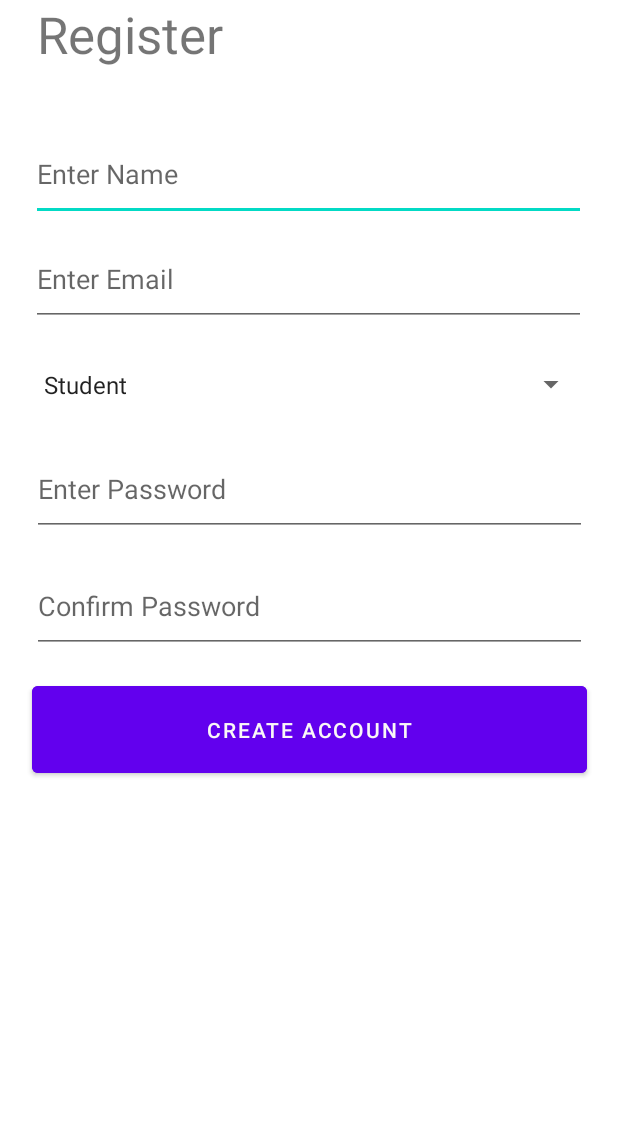
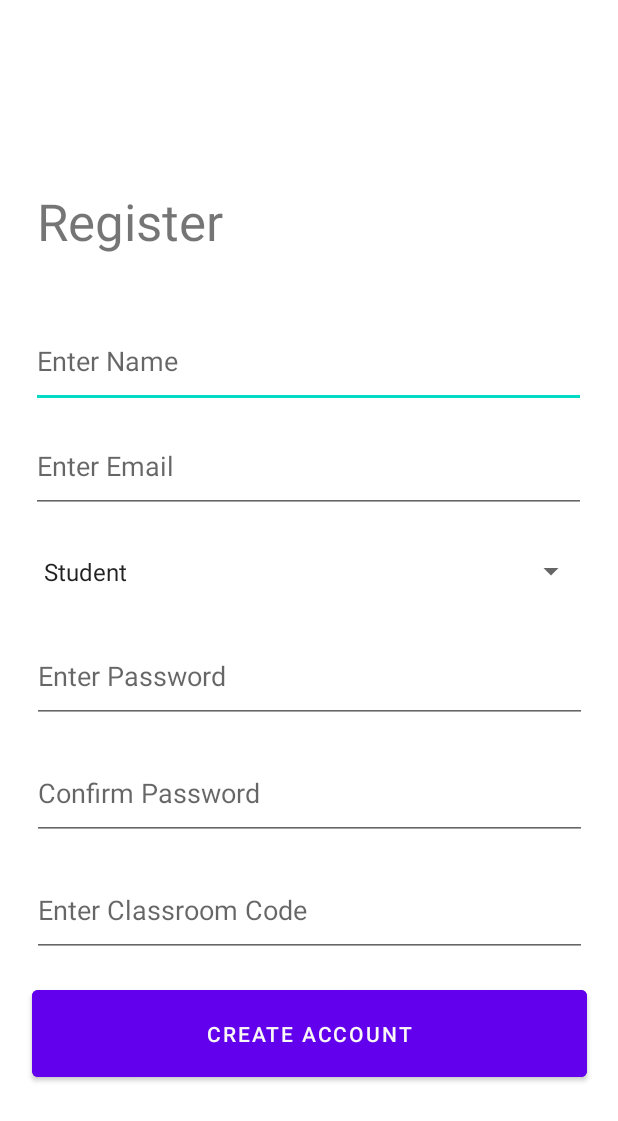
Before and after one commit to DAS-15/InSyncProject, an Android app: the RegisterActivity screen opened directly, with no data from a screen before it, after a tap on "CREATE ACCOUNT", on a phone screen of 412 x 824 dp. Shown: the top 1121 px of the screen. Run offline under Robolectric (Android 15) with nearby library versions, the phone set to English and light mode, and no system bars; our stand-ins replace Firebase (no records; nobody signed in at launch, a user with empty details on screens opened directly); Roboto replaces fonts that are not available here.

Commit message:
Added a Classroom Code field in Registration form Created a Account Info Activity (XML + code)

```diff
--- a/app/src/main/AndroidManifest.xml
+++ b/app/src/main/AndroidManifest.xml
@@ -11,6 +11,9 @@
         android:roundIcon="@mipmap/ic_launcher_round"
         android:supportsRtl="true"
         android:theme="@style/Theme.InSync">
+        <activity
+            android:name=".AccountInfo"
+            android:exported="true" />
         <activity
             android:name=".TimeTableListStudent"
             android:exported="true" />
--- a/app/src/main/java/com/example/insync/MainActivity.kt
+++ b/app/src/main/java/com/example/insync/MainActivity.kt
@@ -53,7 +53,7 @@ class MainActivity : AppCompatActivity() {
                         userFields["student"] as Boolean
                     )
 
-                    gUser = insyncUser
+
 
                     insyncUser.classRoomCode = userFields["classcode"] as String
                     var insyncUserArray = arrayListOf<String?>();
@@ -65,6 +65,7 @@ class MainActivity : AppCompatActivity() {
 
                     val intent: Intent = Intent(applicationContext, TimeTableList::class.java)
                     intent.putStringArrayListExtra("insyncUser", insyncUserArray)
+                    gUser = insyncUser
                     startActivity(intent)
                     Toast.makeText(this, "Intent to next activity", Toast.LENGTH_SHORT).show()
                 } else {
--- a/app/src/main/java/com/example/insync/RegisterActivity.kt
+++ b/app/src/main/java/com/example/insync/RegisterActivity.kt
@@ -18,6 +18,7 @@ class RegisterActivity : AppCompatActivity() {
     lateinit var Privilege: Spinner
     lateinit var Password: EditText
     lateinit var ConfirmPassword: EditText
+    lateinit var ClassroomCode:EditText
 
     override fun onCreate(savedInstanceState: Bundle?) {
         super.onCreate(savedInstanceState)
@@ -28,6 +29,7 @@ class RegisterActivity : AppCompatActivity() {
         Privilege = findViewById(R.id.Privilege)
         Password = findViewById(R.id.Password)
         ConfirmPassword = findViewById(R.id.ConfirmPassword)
+        ClassroomCode = findViewById(R.id.ClassroomCode)
 
 //        Name.text.clear()
 //        Email.text.clear()
@@ -43,6 +45,8 @@ class RegisterActivity : AppCompatActivity() {
 
                 val userFromFirebase: FirebaseUser = task.result!!.user!!
                 val insyncUser = User(userFromFirebase.uid, user.email, user.name, user.student)
+                insyncUser.classRoomCode = user.classRoomCode
+
 
                 // hashmap of values to be added
                 val dataMap = hashMapOf<String, Any>(
@@ -72,6 +76,7 @@ class RegisterActivity : AppCompatActivity() {
 
                         var intent: Intent = Intent(applicationContext,TimeTableList::class.java)
                         intent.putStringArrayListExtra("insyncUser", insyncUserArray)
+                        MainActivity.gUser = insyncUser
                         startActivity(intent)
                     }
                     else{
@@ -103,7 +108,7 @@ class RegisterActivity : AppCompatActivity() {
       return true
         //TODO: Password checking
     }
-    fun input_check():String
+    fun input_check(student:Boolean):String
     {
         var error:String = ""
         if(Name.text.toString().isEmpty())
@@ -113,6 +118,13 @@ class RegisterActivity : AppCompatActivity() {
         if(!is_valid_email(Email.text.toString().trim()))
         {
             error +="Please enter a valid email \n"
+        }
+        if(ClassroomCode.text.toString().isEmpty())
+        {
+            if(student)
+            {
+                error+="Enter Classroom Code \n"
+            }
         }
         if(Password.text.toString().isEmpty())
         {
@@ -130,14 +142,18 @@ class RegisterActivity : AppCompatActivity() {
 
     fun create_account(view: View)
     {
-        var DisplayError:String = input_check()
+        var student = if(Privilege.selectedItem.toString() == "Student") true else false
+        var DisplayError:String = input_check(student)
 
         if(DisplayError.isEmpty())
-        {   var student = if(Privilege.selectedItem.toString() == "Student") true else false
+        {
 
             var new_user:User = User("NONE",Email.text.toString(),Name.text.toString(),student)
             new_user.password = Password.text.toString()
-
+            if(student)
+            {
+                new_user.classRoomCode = ClassroomCode.text.toString()
+            }
             registerUser(new_user)
         }
         else
--- a/app/src/main/java/com/example/insync/TimeTableList.kt
+++ b/app/src/main/java/com/example/insync/TimeTableList.kt
@@ -141,7 +141,7 @@ class TimeTableList : AppCompatActivity() {
     }
 
     fun accountIntentFun(item: android.view.MenuItem) {
-        val intent = Intent(applicationContext, TimeTableList::class.java)
+        val intent = Intent(applicationContext, AccountInfo::class.java)
         startActivity(intent)
     }
 
--- a/app/src/main/res/layout/activity_register.xml
+++ b/app/src/main/res/layout/activity_register.xml
@@ -1,15 +1,10 @@
 <?xml version="1.0" encoding="utf-8"?>
-<ScrollView xmlns:android="http://schemas.android.com/apk/res/android"
+<androidx.constraintlayout.widget.ConstraintLayout xmlns:android="http://schemas.android.com/apk/res/android"
     xmlns:app="http://schemas.android.com/apk/res-auto"
     xmlns:tools="http://schemas.android.com/tools"
     android:layout_width="match_parent"
     android:layout_height="match_parent"
     tools:context=".RegisterActivity">
-
-
-    <androidx.constraintlayout.widget.ConstraintLayout
-        android:layout_width="match_parent"
-        android:layout_height="match_parent">
 
 
     <TextView
@@ -23,9 +18,7 @@
         android:textSize="34sp"
         app:layout_constraintBottom_toTopOf="@+id/UserName"
         app:layout_constraintEnd_toEndOf="parent"
-            app:layout_constraintHorizontal_bias="0.086"
-            app:layout_constraintStart_toStartOf="parent" />
-
+        app:layout_constraintStart_toStartOf="parent" app:layout_constraintHorizontal_bias="0.086"/>
     <EditText
         android:id="@+id/UserName"
         android:layout_width="370dp"
@@ -36,30 +29,28 @@
         app:layout_constraintBottom_toTopOf="@+id/Email"
         app:layout_constraintEnd_toEndOf="parent"
         app:layout_constraintHorizontal_bias="0.487"
-            app:layout_constraintStart_toStartOf="parent" />
-
+        app:layout_constraintStart_toStartOf="parent"/>
     <EditText
         android:id="@+id/Email"
         android:layout_width="370dp"
         android:layout_height="62dp"
         android:layout_marginBottom="8dp"
+        android:inputType="textEmailAddress"
         android:hint="Enter Email"
-            android:inputType="textEmailAddress"
         app:layout_constraintBottom_toTopOf="@+id/Privilege"
         app:layout_constraintEnd_toEndOf="parent"
         app:layout_constraintHorizontal_bias="0.487"
-            app:layout_constraintStart_toStartOf="parent" />
-
+        app:layout_constraintStart_toStartOf="parent"/>
     <Spinner
         android:id="@+id/Privilege"
+        android:entries="@array/Privilege"
         android:layout_width="370dp"
         android:layout_height="62dp"
         android:layout_marginBottom="8dp"
-            android:entries="@array/Privilege"
         app:layout_constraintBottom_toTopOf="@+id/Password"
         app:layout_constraintEnd_toEndOf="parent"
         app:layout_constraintHorizontal_bias="0.512"
-            app:layout_constraintStart_toStartOf="parent" />
+        app:layout_constraintStart_toStartOf="parent"/>
 
     <EditText
         android:id="@+id/ConfirmPassword"
@@ -68,28 +59,39 @@
         android:layout_marginBottom="16dp"
         android:hint="Confirm Password"
         android:inputType="textPassword"
+        app:layout_constraintBottom_toTopOf="@+id/ClassroomCode"
+        app:layout_constraintEnd_toEndOf="parent"
+        app:layout_constraintHorizontal_bias="0.512"
+        app:layout_constraintStart_toStartOf="parent" />
+
+    <EditText
+        android:id="@+id/ClassroomCode"
+        android:layout_width="370dp"
+        android:layout_height="62dp"
+        android:layout_marginBottom="16dp"
+        android:hint="Enter Classroom Code"
+        android:inputType="text"
         app:layout_constraintBottom_toTopOf="@+id/button"
         app:layout_constraintEnd_toEndOf="parent"
-            app:layout_constraintHorizontal_bias="0.512"
         app:layout_constraintStart_toStartOf="parent" />
 
     <EditText
         android:id="@+id/Password"
         android:layout_width="370dp"
         android:layout_height="62dp"
+        android:hint="Enter Password"
         android:layout_marginBottom="16dp"
-            android:hint="Enter Password"
         android:inputType="textPassword"
         app:layout_constraintBottom_toTopOf="@+id/ConfirmPassword"
         app:layout_constraintEnd_toEndOf="parent"
         app:layout_constraintHorizontal_bias="0.512"
-            app:layout_constraintStart_toStartOf="parent" />
+        app:layout_constraintStart_toStartOf="parent"/>
 
     <Button
         android:id="@+id/button"
         android:layout_width="370dp"
         android:layout_height="70dp"
-            android:layout_marginBottom="184dp"
+        android:layout_marginBottom="100dp"
         android:backgroundTint="@color/purple_500"
         android:onClick="create_account"
         android:text="Create Account"
@@ -101,5 +103,3 @@
 
 
 </androidx.constraintlayout.widget.ConstraintLayout>
-
-</ScrollView>
```
Also changed, not shown: app/src/main/java/com/example/insync/AccountInfo.kt (added, +32 -0 lines), app/src/main/res/layout/activity_account_info.xml (added, +81 -0 lines). Lines whose indentation alone changed are shown as unchanged.
